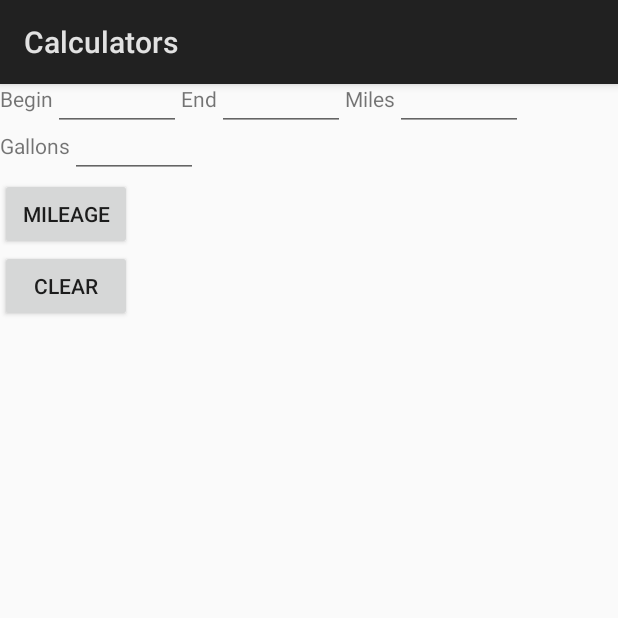
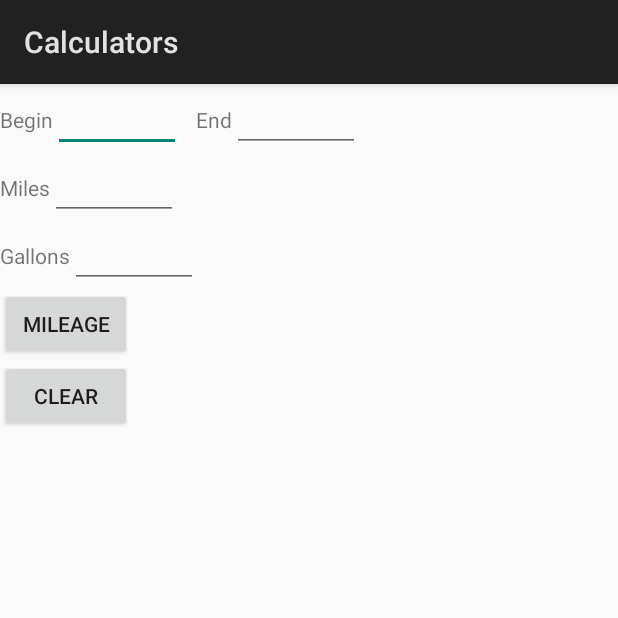
Before and after one commit to JacobTapp23/CIT-360, an Android app: the fragment DistPerVol shown on its own in the app's theme, on a phone screen of 412 x 824 dp, the top half of it. Run offline under Robolectric (Android 15) with nearby library versions, the phone set to English and light mode, and no system bars.

Commit message:
Decouple the calculator fragments from the activity by requiring each fragment to contain its own NumberFormat objects.

```diff
--- a/Calculators/app/src/main/java/edu/byui/cit360/calculators/CalcFragment.java
+++ b/Calculators/app/src/main/java/edu/byui/cit360/calculators/CalcFragment.java
@@ -3,10 +3,10 @@ package edu.byui.cit360.calculators;
 import android.app.Fragment;
 import android.os.Bundle;
 
-public class CalcFragment extends Fragment {
-    @Override
-    public void onActivityCreated(Bundle savedInstanceState) {
-        super.onActivityCreated(savedInstanceState);
-        getView().setBackgroundColor(Calculators.backgrndColor);
-    }
+public abstract class CalcFragment extends Fragment {
+	@Override
+	public void onActivityCreated(Bundle savedInstanceState) {
+		super.onActivityCreated(savedInstanceState);
+		getView().setBackgroundColor(Calculators.backgrndColor);
+	}
 }
--- a/Calculators/app/src/main/java/edu/byui/cit360/calculators/DistPerVol.java
+++ b/Calculators/app/src/main/java/edu/byui/cit360/calculators/DistPerVol.java
@@ -1,6 +1,8 @@
 package edu.byui.cit360.calculators;
 
 import android.os.Bundle;
+import android.text.Editable;
+import android.text.TextWatcher;
 import android.util.Log;
 import android.view.LayoutInflater;
 import android.view.View;
@@ -12,11 +14,23 @@ import android.widget.TextView;
 import java.text.NumberFormat;
 
 public class DistPerVol extends CalcFragment {
+	private NumberFormat distFmtr, dpvFmtr;
 	private EditText decBegin, decEnd, decDist, decVol;
 	private TextView numDistPerVol;
 
 	public DistPerVol() {
 		// Required empty public constructor
+	}
+
+	@Override
+	public void onCreate(Bundle savedInstanceState) {
+		super.onCreate(savedInstanceState);
+		distFmtr = NumberFormat.getInstance();
+		dpvFmtr = NumberFormat.getInstance();
+		distFmtr.setMinimumFractionDigits(0);
+		distFmtr.setMaximumFractionDigits(1);
+		dpvFmtr.setMinimumFractionDigits(1);
+		dpvFmtr.setMaximumFractionDigits(1);
 	}
 
 	@Override
@@ -30,35 +44,69 @@ public class DistPerVol extends CalcFragment {
 		decDist = (EditText)view.findViewById(R.id.decDist);
 		decVol = (EditText)view.findViewById(R.id.decVol);
 		numDistPerVol = (TextView)view.findViewById(R.id.numDistPerVol);
+
+		TextWatcher watcher = new Distance();
+		decBegin.addTextChangedListener(watcher);
+		decEnd.addTextChangedListener(watcher);
+
 		view.findViewById(R.id.btnCompute).setOnClickListener(new Compute());
 		view.findViewById(R.id.btnClear).setOnClickListener(new Clear());
 		return view;
+	}
+
+	@Override
+	public void onStart() {
+		super.onStart();
+		decBegin.requestFocus();
+	}
+
+	private class Distance implements TextWatcher {
+		@Override
+		public void beforeTextChanged(CharSequence s, int start, int count, int after) {
+		}
+
+		@Override
+		public void onTextChanged(CharSequence s, int start, int before, int count) {
+		}
+
+		@Override
+		public void afterTextChanged(Editable s) {
+			try {
+				String begin = decBegin.getText().toString().trim();
+				String end = decEnd.getText().toString().trim();
+				if (begin.length() > 0 && end.length() > 0) {
+					double b = Calculators.getDec(decBegin);
+					double e = Calculators.getDec(decEnd);
+					double dist = Math.abs(e - b);
+					decDist.setText(distFmtr.format(dist));
+				}
+			}
+			catch (Exception ex) {
+				String name = getResources().getString(R.string.appName);
+				Log.e(name, "exception", ex);
+			}
+		}
 	}
 
 	private class Compute implements OnClickListener {
 		@Override
 		public void onClick(View view) {
 			try {
-                NumberFormat fmtr = Calculators.decFmtr;
 				double dist;
-                if (decDist.getText().toString().trim().length() > 0) {
-                    decBegin.setText("");
-                    decEnd.setText("");
-                    dist = Calculators.getDec(decDist);
+				String begin = decBegin.getText().toString().trim();
+				String end = decEnd.getText().toString().trim();
+				if (begin.length() > 0 && end.length() > 0) {
+					double b = Calculators.getDec(decBegin);
+					double e = Calculators.getDec(decEnd);
+					dist = Math.abs(e - b);
+					decDist.setText(distFmtr.format(dist));
 				}
 				else {
-                    double begin = Calculators.getDec(decBegin);
-                    double end = Calculators.getDec(decEnd);
-                    dist = Math.abs(end - begin);
-                    fmtr.setMinimumFractionDigits(0);
-                    fmtr.setMaximumFractionDigits(1);
-                    decDist.setText(fmtr.format(dist));
+					dist = Calculators.getDec(decDist);
 				}
 				double vol = Calculators.getDec(decVol);
 				double distPerVol = dist / vol;
-                fmtr.setMinimumFractionDigits(1);
-                fmtr.setMaximumFractionDigits(1);
-                numDistPerVol.setText(Calculators.decFmtr.format(distPerVol));
+				numDistPerVol.setText(dpvFmtr.format(distPerVol));
 			}
 			catch (Exception ex) {
 				String name = getResources().getString(R.string.appName);
@@ -71,10 +119,10 @@ public class DistPerVol extends CalcFragment {
 	private class Clear implements OnClickListener {
 		@Override
 		public void onClick(View view) {
-            decBegin.setText("");
-            decEnd.setText("");
-            decDist.setText("");
-            decVol.setText("");
+			decBegin.getText().clear();
+			decEnd.getText().clear();
+			decDist.getText().clear();
+			decVol.getText().clear();
 			numDistPerVol.setText("");
 		}
 	}
--- a/Calculators/app/src/main/res/layout/choices.xml
+++ b/Calculators/app/src/main/res/layout/choices.xml
@@ -77,7 +77,7 @@
             android:id="@+id/btnInvest"
             android:layout_width="wrap_content"
             android:layout_height="wrap_content"
-            android:text="@string/fv" />
+            android:text="@string/invest" />
 
         <Button
             android:id="@+id/btnLoan"
--- a/Calculators/app/src/main/res/layout/compare_prices.xml
+++ b/Calculators/app/src/main/res/layout/compare_prices.xml
@@ -52,7 +52,7 @@
         android:layout_height="wrap_content"
         android:layout_alignBaseline="@+id/lblPrice1"
         android:layout_toEndOf="@+id/lblQuant1"
-        android:ems="5"
+        android:ems="4"
         android:inputType="numberDecimal"
         android:textAlignment="textEnd" />
 
@@ -121,7 +121,7 @@
         android:layout_height="wrap_content"
         android:layout_alignBaseline="@+id/lblPrice2"
         android:layout_toEndOf="@+id/lblQuant2"
-        android:ems="5"
+        android:ems="4"
         android:inputType="numberDecimal"
         android:textAlignment="textEnd" />
 
@@ -190,7 +190,7 @@
         android:layout_height="wrap_content"
         android:layout_alignBaseline="@+id/lblPrice3"
         android:layout_toEndOf="@+id/lblQuant3"
-        android:ems="5"
+        android:ems="4"
         android:inputType="numberDecimal"
         android:textAlignment="textEnd" />
 
--- a/Calculators/app/src/main/res/layout/dist_per_vol.xml
+++ b/Calculators/app/src/main/res/layout/dist_per_vol.xml
@@ -1,19 +1,23 @@
 <?xml version="1.0" encoding="utf-8"?>
-<RelativeLayout
+<LinearLayout
     xmlns:android="http://schemas.android.com/apk/res/android"
     xmlns:tools="http://schemas.android.com/tools"
     android:layout_width="match_parent"
     android:layout_height="match_parent"
     android:background="@android:color/white"
     android:clickable="true"
+    android:orientation="vertical"
     tools:context="edu.byui.cit360.calculators.DistPerVol">
+
+    <LinearLayout
+        android:layout_width="wrap_content"
+        android:layout_height="wrap_content"
+        android:orientation="horizontal">
 
         <TextView
             android:id="@+id/lblBegin"
             android:layout_width="wrap_content"
             android:layout_height="wrap_content"
-        android:layout_alignParentStart="true"
-        android:layout_alignParentTop="true"
             android:labelFor="@+id/decBegin"
             android:text="@string/begin" />
 
@@ -21,17 +25,15 @@
             android:id="@+id/decBegin"
             android:layout_width="wrap_content"
             android:layout_height="wrap_content"
-        android:layout_alignBaseline="@+id/lblBegin"
-        android:layout_toEndOf="@+id/lblBegin"
             android:ems="4"
-        android:inputType="numberDecimal" />
+            android:inputType="numberDecimal"
+            android:textAlignment="textEnd" />
 
         <TextView
             android:id="@+id/lblEnd"
             android:layout_width="wrap_content"
             android:layout_height="wrap_content"
-        android:layout_alignBaseline="@+id/lblBegin"
-        android:layout_toEndOf="@+id/decBegin"
+            android:layout_marginStart="10dp"
             android:labelFor="@+id/decEnd"
             android:text="@string/end" />
 
@@ -39,17 +41,20 @@
             android:id="@+id/decEnd"
             android:layout_width="wrap_content"
             android:layout_height="wrap_content"
-        android:layout_alignBaseline="@+id/lblBegin"
-        android:layout_toEndOf="@+id/lblEnd"
             android:ems="4"
-        android:inputType="numberDecimal" />
+            android:inputType="numberDecimal"
+            android:textAlignment="textEnd" />
+    </LinearLayout>
+
+    <LinearLayout
+        android:layout_width="wrap_content"
+        android:layout_height="wrap_content"
+        android:orientation="horizontal">
 
         <TextView
             android:id="@+id/lblDist"
             android:layout_width="wrap_content"
             android:layout_height="wrap_content"
-        android:layout_alignBaseline="@+id/lblBegin"
-        android:layout_toEndOf="@+id/decEnd"
             android:labelFor="@+id/decDist"
             android:text="@string/dist" />
 
@@ -57,17 +62,20 @@
             android:id="@+id/decDist"
             android:layout_width="wrap_content"
             android:layout_height="wrap_content"
-        android:layout_alignBaseline="@+id/lblDist"
-        android:layout_toEndOf="@+id/lblDist"
             android:ems="4"
-        android:inputType="numberDecimal" />
+            android:inputType="numberDecimal"
+            android:textAlignment="textEnd" />
+    </LinearLayout>
+
+    <LinearLayout
+        android:layout_width="wrap_content"
+        android:layout_height="wrap_content"
+        android:orientation="horizontal">
 
         <TextView
             android:id="@+id/lblVol"
             android:layout_width="wrap_content"
             android:layout_height="wrap_content"
-        android:layout_alignParentStart="true"
-        android:layout_below="@+id/decDist"
             android:labelFor="@+id/decVol"
             android:text="@string/vol" />
 
@@ -75,32 +83,32 @@
             android:id="@+id/decVol"
             android:layout_width="wrap_content"
             android:layout_height="wrap_content"
-        android:layout_alignBaseline="@+id/lblVol"
-        android:layout_toEndOf="@+id/lblVol"
             android:ems="4"
-        android:inputType="numberDecimal" />
+            android:inputType="numberDecimal"
+            android:textAlignment="textEnd" />
+    </LinearLayout>
+
+    <LinearLayout
+        android:layout_width="wrap_content"
+        android:layout_height="wrap_content"
+        android:orientation="horizontal">
 
         <Button
             android:id="@+id/btnCompute"
             android:layout_width="wrap_content"
             android:layout_height="wrap_content"
-        android:layout_alignParentStart="true"
-        android:layout_below="@+id/decVol"
             android:text="@string/distPerVol" />
 
         <TextView
             android:id="@+id/numDistPerVol"
             android:layout_width="wrap_content"
-        android:layout_height="wrap_content"
-        android:layout_alignBaseline="@+id/btnCompute"
-        android:layout_toEndOf="@+id/btnCompute" />
+            android:layout_height="wrap_content" />
+    </LinearLayout>
 
     <Button
         android:id="@+id/btnClear"
         android:layout_width="wrap_content"
         android:layout_height="wrap_content"
-        android:layout_alignParentStart="true"
-        android:layout_below="@+id/btnCompute"
         android:text="@string/clear" />
 
-</RelativeLayout>
+</LinearLayout>
--- a/Calculators/app/src/main/res/values/strings.xml
+++ b/Calculators/app/src/main/res/values/strings.xml
@@ -28,6 +28,7 @@
     <string name="dist">Miles</string>
     <string name="vol">Gallons</string>
 
+    <string name="invest">Investment</string>
     <string name="fv">Future Value</string>
     <string name="princ">Principal</string>
     <string name="ar">Annual Rate (ex: 4.875)</string>
```
Also changed, not shown: Calculators/app/src/main/java/edu/byui/cit360/calculators/Calculators.java (+69 -39 lines), Calculators/app/src/main/java/edu/byui/cit360/calculators/Choices.java (+38 -29 lines), Calculators/app/src/main/java/edu/byui/cit360/calculators/ComparePrices.java (+42 -25 lines), Calculators/app/src/main/java/edu/byui/cit360/calculators/Invest.java (+14 -5 lines), Calculators/app/src/main/java/edu/byui/cit360/calculators/Loan.java (+16 -7 lines), Calculators/app/src/main/java/edu/byui/cit360/calculators/OhmsLaw.java (+13 -7 lines), Calculators/app/src/main/java/edu/byui/cit360/calculators/ShoeSize.java (+8 -7 lines), Calculators/app/src/main/java/edu/byui/cit360/calculators/Tip.java (+11 -5 lines), Calculators/app/src/main/res/layout/ohms_law.xml (+12 -4 lines), Calculators/app/src/main/res/layout/tip.xml (+7 -4 lines). Lines whose indentation alone changed are shown as unchanged.
